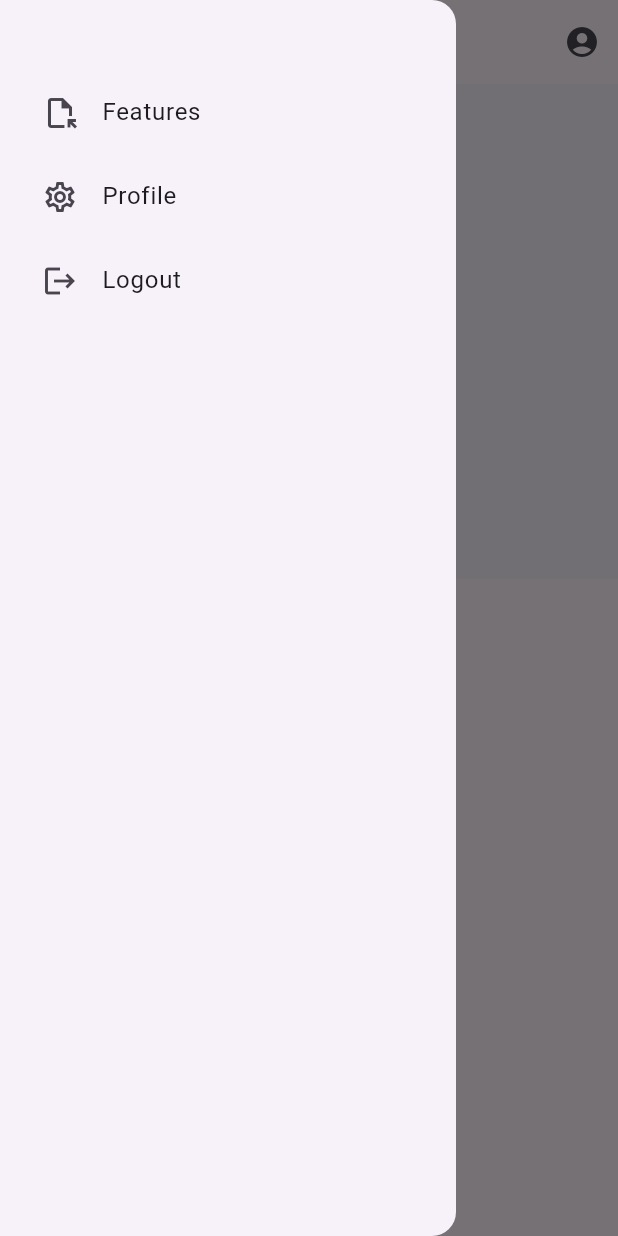
After one commit to anshRS/xautoflow, a Flutter app: the HomeScreen screen opened directly, with the side drawer open, on a phone screen of 412 x 824 dp. The commit adds this screen. Run offline on Flutter 3.47's test engine with Material 3 defaults, Android fonts, the phone set to English and light mode, and no system bars; our stand-ins replace flutter_bloc, fpdart, get_it, image_picker, shared_preferences; accounts and stored records are empty.

Commit message:
feat(ui): create home screen and navigation drawer

```diff
--- /dev/null
+++ b/client/lib/features/home/presentation/screens/home_screen.dart
@@ -0,0 +1,80 @@
+import 'package:client/common/cubits/app_user/app_user_cubit.dart';
+import 'package:client/features/profile/presentation/screens/profile_screen.dart';
+import 'package:client/features/home/presentation/widgets/custom_drawer.dart';
+import 'package:flutter/material.dart';
+import 'package:flutter_bloc/flutter_bloc.dart';
+
+class HomeScreen extends StatefulWidget {
+  static route() => MaterialPageRoute(builder: (context) => const HomeScreen());
+  const HomeScreen({super.key});
+
+  @override
+  State<HomeScreen> createState() => _HomeScreenState();
+}
+
+class _HomeScreenState extends State<HomeScreen> {
+  @override
+  void initState() {
+    super.initState();
+  }
+
+
+  @override
+  Widget build(BuildContext context) {
+    final theme = Theme.of(context);
+
+    return Scaffold(
+      drawer: CustomDrawer(),
+      appBar: AppBar(
+        leading: Builder(
+          builder: (context) {
+            return IconButton(
+              onPressed: () => Scaffold.of(context).openDrawer(),
+              icon: Icon(Icons.menu),
+            );
+          },
+        ),
+        actions: [
+          IconButton(
+            onPressed: () {
+              Navigator.push(context, ProfileScreen.route());
+            },
+            icon: Icon(Icons.account_circle),
+          ),
+        ],
+      ),
+      body: Column(
+        children: [
+          BlocBuilder<AppUserCubit, AppUserState>(
+            builder: (context, state) {
+              return Container(
+                color: theme.colorScheme.surfaceContainerLow,
+                height: MediaQuery.of(context).size.height * 0.4,
+                width: double.infinity,
+                padding: EdgeInsets.symmetric(horizontal: 16),
+                child: Column(
+                  mainAxisAlignment: MainAxisAlignment.center,
+                  crossAxisAlignment: CrossAxisAlignment.start,
+                  children: [
+                    Text(
+                      (state is AppUserLoggedIn) ? state.user.name : " ",
+                      style: theme.textTheme.displayLarge?.copyWith(
+                        color: theme.colorScheme.onSurface,
+                      ),
+                    ),
+                    Text(
+                      "Welcome Back!",
+                      style: theme.textTheme.titleLarge?.copyWith(
+                        color: theme.colorScheme.onSurfaceVariant,
+                      ),
+                    ),
+                  ],
+                ),
+              );
+            },
+          ),
+        ],
+      ),
+    );
+  }
+}
--- /dev/null
+++ b/client/lib/features/home/presentation/widgets/custom_drawer.dart
@@ -0,0 +1,63 @@
+import 'package:client/common/cubits/app_user/app_user_cubit.dart';
+import 'package:client/features/auth/presentation/bloc/auth_bloc.dart';
+import 'package:client/features/auth/presentation/screens/login_screen.dart';
+import 'package:client/features/home/presentation/screens/home_screen.dart';
+import 'package:client/features/home/presentation/widgets/custom_drawer_item.dart';
+import 'package:client/features/profile/presentation/screens/profile_screen.dart';
+import 'package:flutter/material.dart';
+import 'package:flutter_bloc/flutter_bloc.dart';
+
+class CustomDrawer extends StatelessWidget {
+  const CustomDrawer({super.key});
+
+  @override
+  Widget build(BuildContext context) {
+    return Drawer(
+      child: SafeArea(
+        child: SingleChildScrollView(
+          child: BlocBuilder<AppUserCubit, AppUserState>(
+            builder: (context, state) {
+              return Column(
+                crossAxisAlignment: CrossAxisAlignment.start,
+                children: [
+                  Padding(
+                    padding: EdgeInsets.fromLTRB(28, 16, 16, 10),
+                    child: Text(
+                      (state is AppUserLoggedIn) ? state.user.name : "",
+                    ),
+                  ),
+                  CustomDrawerItem(
+                    label: 'Features',
+                    icon: Icons.file_open_outlined,
+                    onTap: () {
+                      Navigator.push(context, HomeScreen.route());
+                    },
+                  ),
+                  CustomDrawerItem(
+                    label: 'Profile',
+                    icon: Icons.settings_outlined,
+                    onTap: () {
+                      Navigator.push(context, ProfileScreen.route());
+                    },
+                  ),
+                  CustomDrawerItem(
+                    label: 'Logout',
+                    icon: Icons.logout,
+                    onTap: () {
+                      context.read<AuthBloc>().add(AuthLogoutEvent());
+                      Navigator.pushAndRemoveUntil(
+                        context,
+                        LogInScreen.route(),
+                        (route) => false,
+                      );
+                    },
+                  ),
+                ],
+              );
+            },
+          ),
+        ),
+      ),
+    );
+  }
+}
--- /dev/null
+++ b/client/lib/features/home/presentation/widgets/custom_drawer_item.dart
@@ -0,0 +1,26 @@
+import 'package:flutter/material.dart';
+
+class CustomDrawerItem extends StatelessWidget {
+  final String label;
+  final IconData icon;
+  final VoidCallback onTap;
+  const CustomDrawerItem({
+    super.key,
+    required this.label,
+    required this.icon,
+    required this.onTap,
+  });
+
+  @override
+  Widget build(BuildContext context) {
+    return Container(
+      margin: const EdgeInsets.symmetric(horizontal: 12),
+      height: 56,
+      child: ListTile(
+        leading: Icon(icon),
+        title: Text(label, style: TextStyle(fontWeight: FontWeight.normal)),
+        onTap: onTap,
+      ),
+    );
+  }
+}
--- a/client/lib/main.dart
+++ b/client/lib/main.dart
@@ -2,12 +2,13 @@ import 'package:client/bindings/dependencies.dart';
 import 'package:client/common/cubits/app_user/app_user_cubit.dart';
 import 'package:client/features/auth/presentation/bloc/auth_bloc.dart';
 import 'package:client/features/auth/presentation/screens/login_screen.dart';
+import 'package:client/features/home/presentation/screens/home_screen.dart';
 import 'package:flutter/material.dart';
 import 'package:flutter_bloc/flutter_bloc.dart';
 
-void main() {
+void main() async {
   WidgetsFlutterBinding.ensureInitialized();
-  initDependencies();
+  await initDependencies();
 
   runApp(
     MultiBlocProvider(
@@ -32,6 +33,7 @@ class _MyAppState extends State<MyApp> {
   @override
   void initState() {
     super.initState();
+    context.read<AuthBloc>().add(AuthIsUserLoggedIn());
   }
 
   @override
@@ -44,7 +46,7 @@ class _MyAppState extends State<MyApp> {
         },
         builder: (context, state) {
           if (state) {
-            return const Scaffold(body: Center(child: Text('Logged in!')));
+            return const HomeScreen();
           }
           return const LogInScreen();
         },
--- a/client/lib/utils/http/http_client.dart
+++ b/client/lib/utils/http/http_client.dart
@@ -8,8 +8,14 @@ class HttpHelper {
   static const String _baseUrl = 'http://10.0.2.2:8000';
 
   // GET http method
-  static Future<Map<String, dynamic>?> get(String endpoint) async {
-    final response = await http.get(Uri.parse('$_baseUrl/$endpoint'));
+  static Future<Map<String, dynamic>?> get(
+    String endpoint, {
+    Map<String, String>? headers,
+  }) async {
+    final response = await http.get(
+      Uri.parse('$_baseUrl/$endpoint'),
+      headers: headers,
+    );
     return _responseHandler(response);
   }
 
@@ -27,7 +33,10 @@ class HttpHelper {
   }
 
   // PUT http method
-  static Future<Map<String, dynamic>?> put(String endpoint, dynamic data) async {
+  static Future<Map<String, dynamic>?> put(
+    String endpoint,
+    dynamic data,
+  ) async {
     final response = await http.put(
       Uri.parse('$_baseUrl/$endpoint'),
       headers: {'Content-Type': 'application/json'},
@@ -43,7 +52,6 @@ class HttpHelper {
 
   // http response handler
   static Map<String, dynamic>? _responseHandler(http.Response response) {
-
     switch (response.statusCode) {
       case 200: // OK
         return json.decode(response.body);
```
